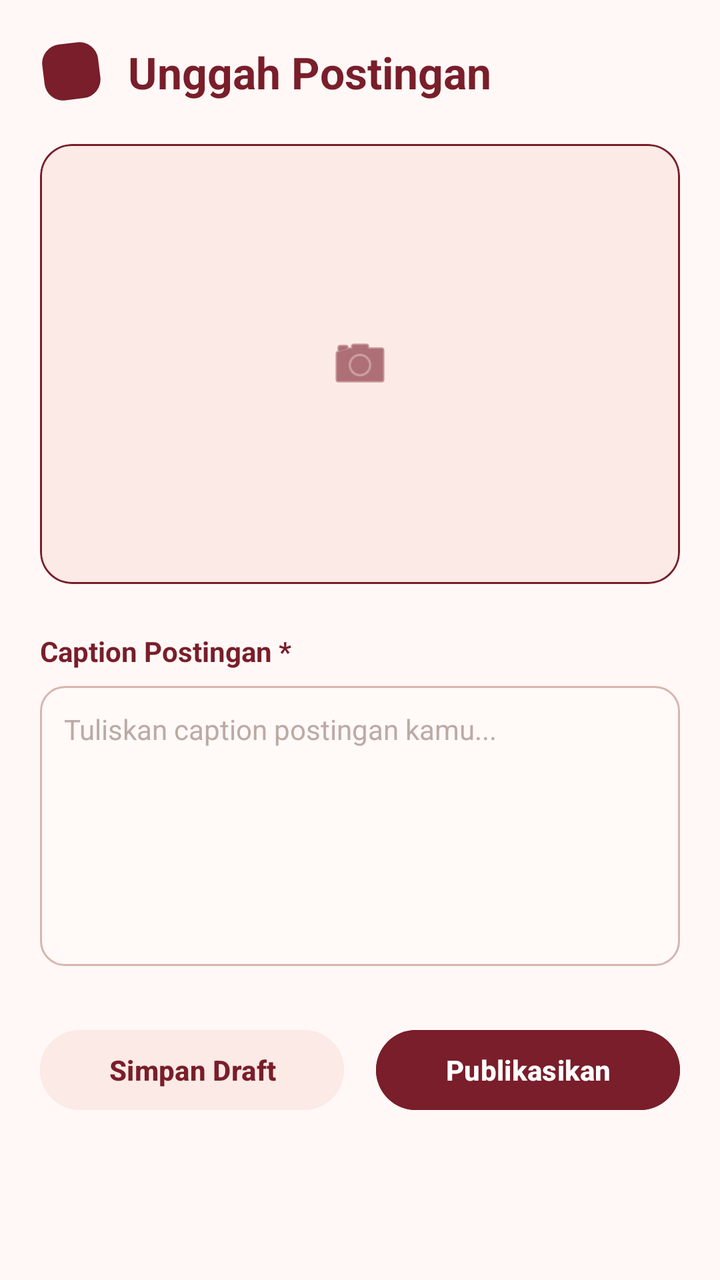
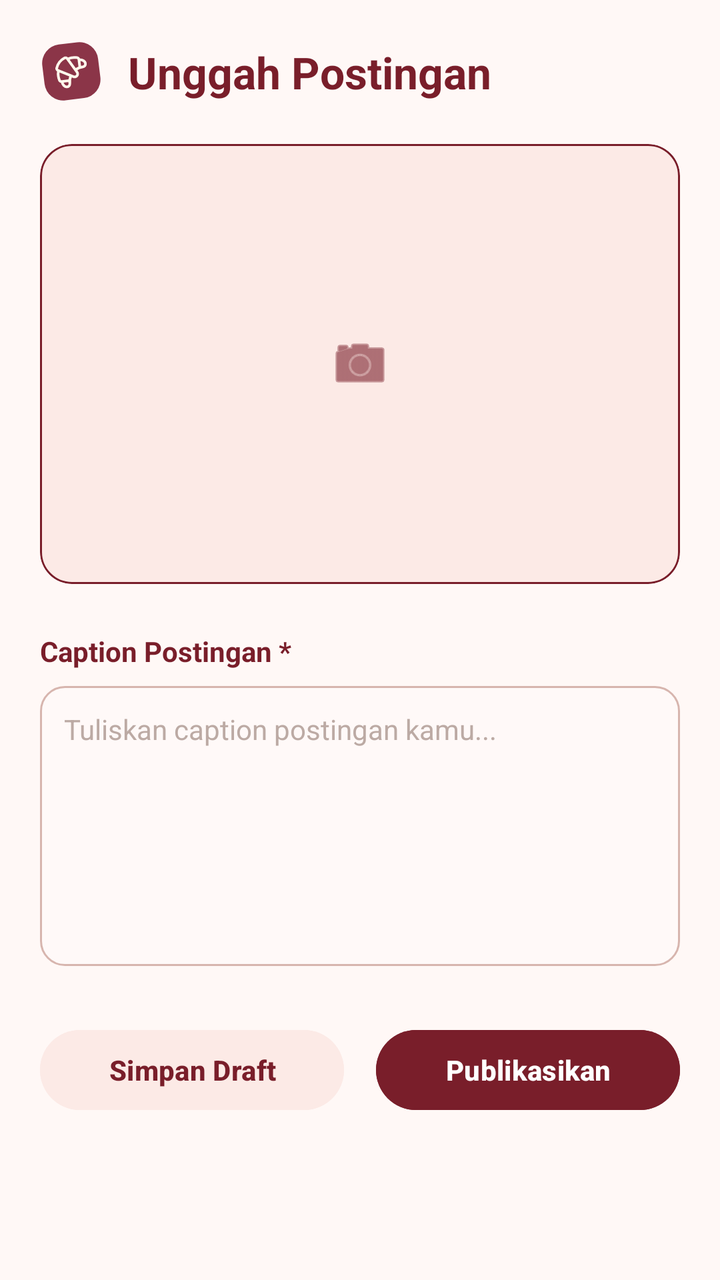

Before-and-after screenshots of an Android layout around one commit, followed by the original layout XML and the change that was made.
<!-- AndroidManifest.xml: application theme Theme.Bakerys -->
<!-- res/layout/fragment_unggah.xml -->
<?xml version="1.0" encoding="utf-8"?>
<ScrollView xmlns:android="http://schemas.android.com/apk/res/android"
    xmlns:app="http://schemas.android.com/apk/res-auto"
    android:layout_width="match_parent"
    android:layout_height="match_parent"
    android:background="#FFF8F6"
    android:fillViewport="true">

    <LinearLayout
        android:layout_width="match_parent"
        android:layout_height="wrap_content"
        android:orientation="vertical"
        android:padding="20dp">

        
        <LinearLayout
            android:layout_width="match_parent"
            android:layout_height="wrap_content"
            android:gravity="center_vertical"
            android:orientation="horizontal"
            android:layout_marginBottom="20dp">

            <ImageView
                android:layout_width="32dp"
                android:layout_height="32dp"
                android:src="@drawable/bakery_mark"
                app:tint="#791E2A" />

            <TextView
                android:layout_width="wrap_content"
                android:layout_height="wrap_content"
                android:layout_marginStart="12dp"
                android:text="Unggah Postingan"
                android:textColor="#791E2A"
                android:textSize="22sp"
                android:textStyle="bold" />
        </LinearLayout>

        
        <com.google.android.material.card.MaterialCardView
            android:id="@+id/btnUploadFoto"
            android:layout_width="match_parent"
            android:layout_height="220dp"
            android:layout_marginBottom="24dp"
            app:cardBackgroundColor="#FCEAE6"
            app:cardCornerRadius="16dp"
            app:strokeColor="#791E2A"
            app:strokeWidth="1dp">

            <ImageView
                android:id="@+id/ivPreviewFoto"
                android:layout_width="match_parent"
                android:layout_height="match_parent"
                android:scaleType="center"
                android:src="@android:drawable/ic_menu_camera"
                app:tint="#791E2A" />
        </com.google.android.material.card.MaterialCardView>

        
        <TextView
            android:layout_width="wrap_content"
            android:layout_height="wrap_content"
            android:text="Caption Postingan *"
            android:textColor="#791E2A"
            android:textSize="14sp"
            android:textStyle="bold"
            android:layout_marginBottom="8dp" />

        
        <EditText
            android:id="@+id/etCaption"
            android:layout_width="match_parent"
            android:layout_height="140dp"
            android:background="@drawable/bg_input_field"
            android:gravity="top|start"
            android:hint="Tuliskan caption postingan kamu..."
            android:inputType="textMultiLine"
            android:padding="12dp"
            android:textColor="#3E2723"
            android:textColorHint="#BCAAA4"
            android:textSize="14sp" />

        
        <LinearLayout
            android:layout_width="match_parent"
            android:layout_height="wrap_content"
            android:layout_marginTop="28dp"
            android:orientation="horizontal">

            <Button
                android:id="@+id/btnSimpanDraft"
                android:layout_width="0dp"
                android:layout_height="48dp"
                android:layout_marginEnd="8dp"
                android:layout_weight="1"
                android:backgroundTint="#FCEAE6"
                android:text="Simpan Draft"
                android:textColor="#791E2A"
                android:textStyle="bold"
                app:cornerRadius="24dp" />

            <Button
                android:id="@+id/btnPublikasikan"
                android:layout_width="0dp"
                android:layout_height="48dp"
                android:layout_marginStart="8dp"
                android:layout_weight="1"
                android:backgroundTint="#791E2A"
                android:text="Publikasikan"
                android:textColor="#FFFFFF"
                android:textStyle="bold"
                app:cornerRadius="24dp" />
        </LinearLayout>

    </LinearLayout>
</ScrollView>
<!-- resources referenced by this layout -->
<resources>
  <!-- drawable bakery_mark: vector/xml drawable (drawable, 2098 chars, omitted) -->
  <!-- drawable bg_input_field (drawable) -->
  <?xml version="1.0" encoding="utf-8"?>
  <shape xmlns:android="http://schemas.android.com/apk/res/android"
      android:shape="rectangle">
      <solid android:color="#FFF9F8" />
      <corners android:radius="12dp" />
      <stroke
          android:width="1dp"
          android:color="#D7B5AE" />
  </shape>
  <style name="Theme.Bakerys" parent="Base.Theme.Bakerys" />
  <style name="Base.Theme.Bakerys" parent="Theme.Material3.DayNight.NoActionBar">
          
          
  
          
          <item name="android:statusBarColor">@android:color/transparent</item>
          <item name="android:navigationBarColor">@android:color/transparent</item>
          <item name="android:windowLightStatusBar">true</item>
      </style>
</resources>

<!-- the commit's change to res/layout/fragment_unggah.xml (unified diff, before → after) -->
@@ -23,8 +23,7 @@
             <ImageView
                 android:layout_width="32dp"
                 android:layout_height="32dp"
-                android:src="@drawable/bakery_mark"
-                app:tint="#791E2A" />
+                android:src="@drawable/bakery_mark" />
 
             <TextView
                 android:layout_width="wrap_content"
